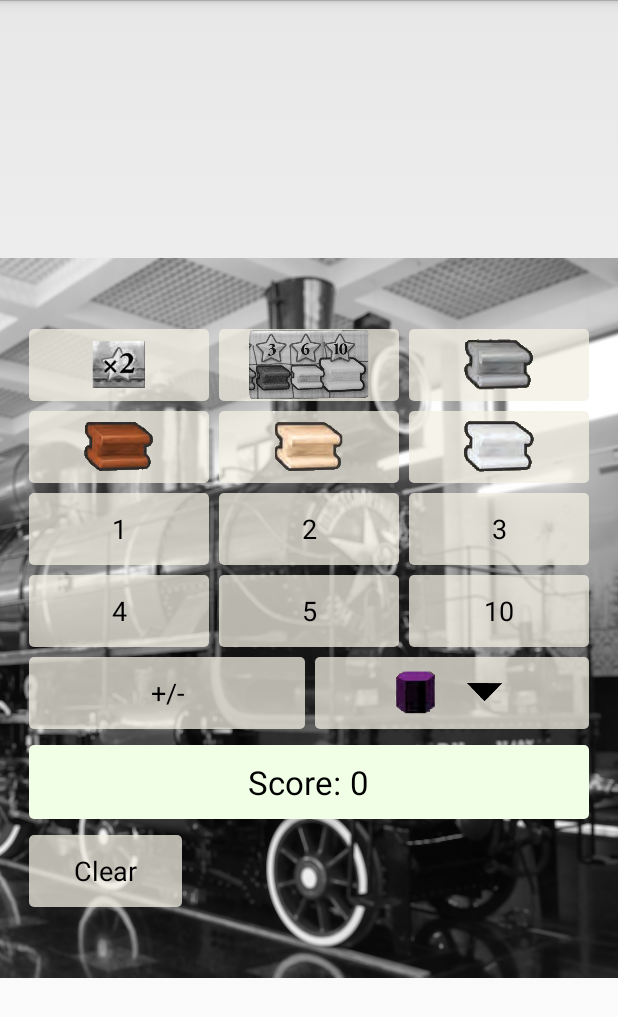
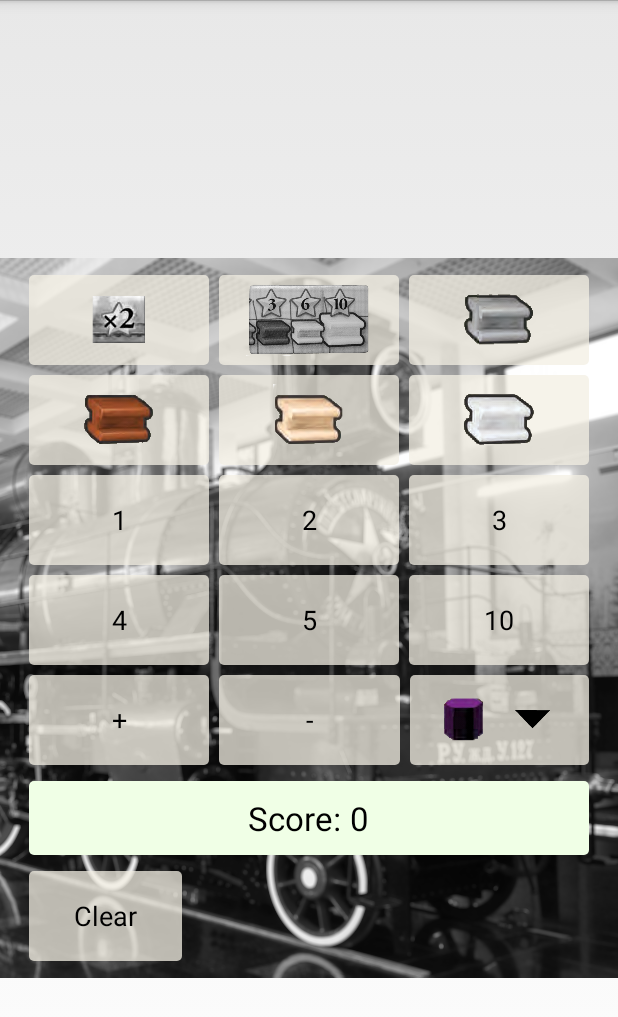
Before and after one commit to rythos42/RussianRailroadsScorer, an Android app: the screen it shows after launch (CalculatorActivity), on a phone screen of 412 x 824 dp. Shown: the top 1017 px of the screen. Run offline under Robolectric (Android 15) with nearby library versions, the phone set to English and light mode, and no system bars.

Commit message:
Separating plus/minus button because the other implementation was confusing. Made buttons bigger and easier to hit.

```diff
--- /dev/null
+++ b/app/src/main/java/notes.txt
@@ -0,0 +1,2 @@
+- Left/right hand mode
+    - Gather data on which buttons are pressed most.
--- a/app/src/main/res/drawable/button.xml
+++ b/app/src/main/res/drawable/button.xml
@@ -2,4 +2,5 @@
 <shape xmlns:android="http://schemas.android.com/apk/res/android">
     <solid android:color="#C0F3EFE3" />
     <corners android:radius="3dip" />
+    <size android:height="60dp"  />
 </shape>
--- a/app/src/main/res/layout/activity_calculator.xml
+++ b/app/src/main/res/layout/activity_calculator.xml
@@ -202,10 +202,20 @@
         <Button
             android:layout_width="1dp"
             android:layout_height="wrap_content"
-            android:text="@string/plus_minus"
-            android:id="@+id/anyButton"
+            android:text="@string/plus_sign"
+            android:id="@+id/plusButton"
             android:layout_weight="1"
-            android:onClick="anyButton_Click"
+            android:onClick="plusButton_Click"
+            android:layout_margin="3dp"
+            android:background="@drawable/button" />
+
+        <Button
+            android:layout_width="1dp"
+            android:layout_height="wrap_content"
+            android:text="@string/minus_sign"
+            android:id="@+id/minusButton"
+            android:layout_weight="1"
+            android:onClick="minusButton_Click"
             android:layout_margin="3dp"
             android:background="@drawable/button" />
 
--- a/app/src/main/res/values/strings.xml
+++ b/app/src/main/res/values/strings.xml
@@ -9,7 +9,8 @@
     <string name="four">4</string>
     <string name="five">5</string>
     <string name="ten">10</string>
-    <string name="plus_minus">+/-</string>
+    <string name="plus_sign">+</string>
+    <string name="minus_sign">-</string>
     <string name="score">Score:</string>
     <string name="zero">0</string>
     <string name="clear">Clear</string>
@@ -41,4 +42,7 @@
     <string name="beige">Beige</string>
     <string name="white">White</string>
     <string name="industry">Industry</string>
+    <string name="amount_to_subtract">Amount To Subtract:</string>
+    <string name="amount_to_add">Amount To Add:</string>
+    <string name="industry_amount">Industry Amount:</string>
 </resources>
```
Also changed, not shown: app/src/main/java/com/geeksong/russianrailroadsscorer/CalculatorActivity.java (+14 -3 lines).
